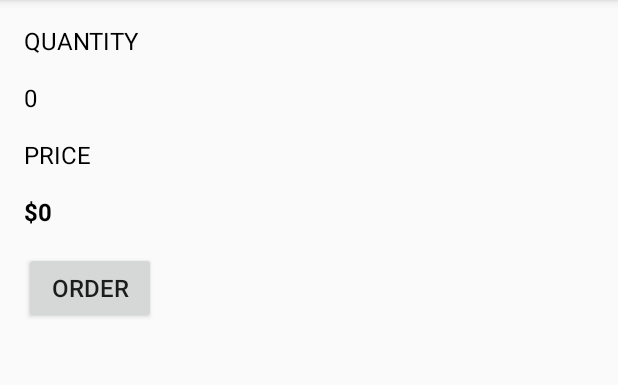
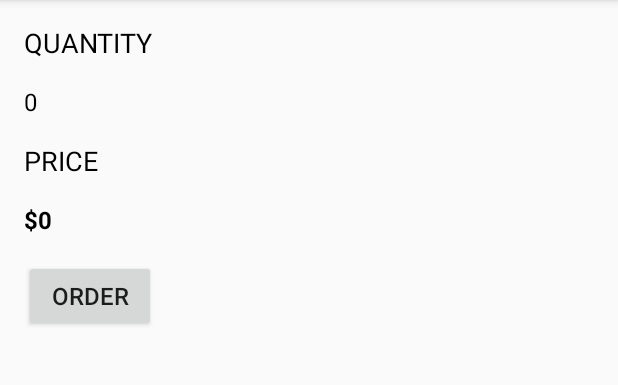
Before and after one commit to creatorAndDev/justjava, an Android app: the screen it shows after launch (MainActivity), on a phone screen of 412 x 824 dp, the part 84-469 px from its top. Run offline under Robolectric (Android 15) with nearby library versions, the phone set to English and light mode, and no system bars.

Commit message:
NumberFormat

```diff
--- a/app/src/main/res/layout/activity_main.xml
+++ b/app/src/main/res/layout/activity_main.xml
@@ -14,7 +14,7 @@
         android:text="Quantity"
         android:textAllCaps="true"
         android:textColor="#000"
-        android:textSize="16sp"/>
+        android:textSize="18sp"/>
 
     <TextView
         android:id="@+id/quantity_text_view"
@@ -32,7 +32,7 @@
         android:text="Price"
         android:textAllCaps="true"
         android:textColor="#000"
-        android:textSize="16sp"/>
+        android:textSize="18sp"/>
 
     <TextView
         android:id="@+id/price_text_view"
```
Also changed, not shown: app/src/main/java/ua/com/kl/yuri/justjava/MainActivity.java (+8 -0 lines).
